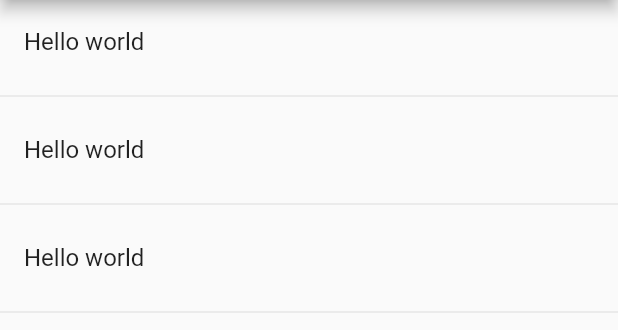
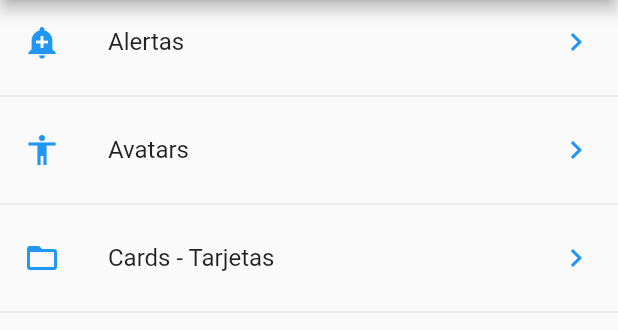
Before and after one commit to OHR7/flutter_components, a Flutter app: the screen it shows after launch, on a phone screen of 412 x 824 dp, the part 84-414 px from its top. Run offline on Flutter 3.47's test engine with Material 2 defaults, Android fonts, the phone set to English and light mode, and no system bars.

Commit message:
- added routing and more components

```diff
--- a/lib/main.dart
+++ b/lib/main.dart
@@ -1,6 +1,5 @@
 import 'package:flutter/material.dart';
-import 'package:flutter_components/src/pages/home_page.dart';
-// import 'package:flutter_components/src/pages/home_temp.dart';
+import 'package:flutter_components/src/routes/routes.dart';
 
 void main() => runApp(MyApp());
 
@@ -10,8 +9,8 @@ class MyApp extends StatelessWidget {
     return MaterialApp(
       debugShowCheckedModeBanner: false,
       title: 'Components',
-      // home:  HomePageTemp(),
-      home:  HomePage(),
+      initialRoute: '/',
+      routes: getAppRoutes(),
     );
   }
 }
--- a/lib/src/pages/home_page.dart
+++ b/lib/src/pages/home_page.dart
@@ -1,5 +1,7 @@
 import 'package:flutter/material.dart';
+// import 'package:flutter_components/src/pages/alert_page.dart';
 import 'package:flutter_components/src/providers/menu_provider.dart';
+import 'package:flutter_components/src/utils/icon_str_util.dart';
 
 
 class HomePage extends StatelessWidget {
@@ -17,29 +19,48 @@ class HomePage extends StatelessWidget {
 
   Widget _list() {
 
-    print(menuProvider.options);
+    // print(menuProvider.options);
+    // menuProvider.loadData()
 
-    return ListView(
-      children: _listItems(),
+    return FutureBuilder(
+      future: menuProvider.loadData(),
+      initialData: [],
+      builder: (BuildContext context, AsyncSnapshot<List<dynamic>> snapshot){
+
+        return ListView(
+          children: _listItems(snapshot.data, context),
+        );
+      },
+
     );
+
   }
 
-  List<Widget>_listItems() {
+  List<Widget>_listItems( List<dynamic> data, BuildContext context ) {
 
-    return [
-      ListTile(
-        title: Text('Hello world'),
-      ),
-      Divider(),
-      ListTile(
-        title: Text('Hello world'),
-      ),
-      Divider(),
-      ListTile(
-        title: Text('Hello world'),
-      ),
-      Divider()
-    ];
+    final List<Widget> options = [];
+
+    data.forEach( (opt) {
+      final widgetTemp = ListTile(
+        title: Text(opt['texto']),
+        leading: getIcon(opt['icon']),
+        trailing: Icon(Icons.keyboard_arrow_right, color: Colors.blue),
+        onTap: () {
+
+          Navigator.pushNamed(context, opt['ruta']);
+
+          // final route = MaterialPageRoute(
+          //   builder: ( context ) =>  AlertPage()
+          // );
+          // Navigator.push(context, route);
+        },
+      );
+
+    options..add( widgetTemp )
+           ..add( Divider() );
+    });
+
+    return options;
 
   }
 }
--- a/lib/src/providers/menu_provider.dart
+++ b/lib/src/providers/menu_provider.dart
@@ -14,7 +14,6 @@ class _MenuProvider {
     final res = await rootBundle.loadString('data/menu_opts.json');
 
     Map dataMap = json.decode(res);
-    print(dataMap['rutas']);
     options = dataMap['rutas'];
 
     return options;
--- /dev/null
+++ b/lib/src/routes/routes.dart
@@ -0,0 +1,17 @@
+import 'package:flutter/material.dart';
+import 'package:flutter_components/src/pages/alert_page.dart';
+import 'package:flutter_components/src/pages/avatar_page.dart';
+import 'package:flutter_components/src/pages/card_page.dart';
+import 'package:flutter_components/src/pages/home_page.dart';
+
+
+Map<String, WidgetBuilder> getAppRoutes() {
+
+  return <String, WidgetBuilder>{
+    '/': ( BuildContext context ) => HomePage(),
+    'alert': ( BuildContext context ) => AlertPage(),
+    'avatar': ( BuildContext context ) => AvatarPage(),
+    'card': ( BuildContext context ) => CardPage(),
+  };
+
+}
--- /dev/null
+++ b/lib/src/utils/icon_str_util.dart
@@ -0,0 +1,12 @@
+import 'package:flutter/material.dart';
+
+
+final _icons = <String, IconData>{
+  "add_alert" :  Icons.add_alert,
+  "accessibility" :  Icons.accessibility,
+  "folder_open" :  Icons.folder_open,
+};
+
+Icon getIcon( String iconName ) {
+  return Icon( _icons[iconName], color: Colors.blue );
+}
```
Also changed, not shown: lib/src/pages/alert_page.dart (added, +21 -0 lines), lib/src/pages/avatar_page.dart (added, +15 -0 lines), lib/src/pages/card_page.dart (added, +52 -0 lines).
